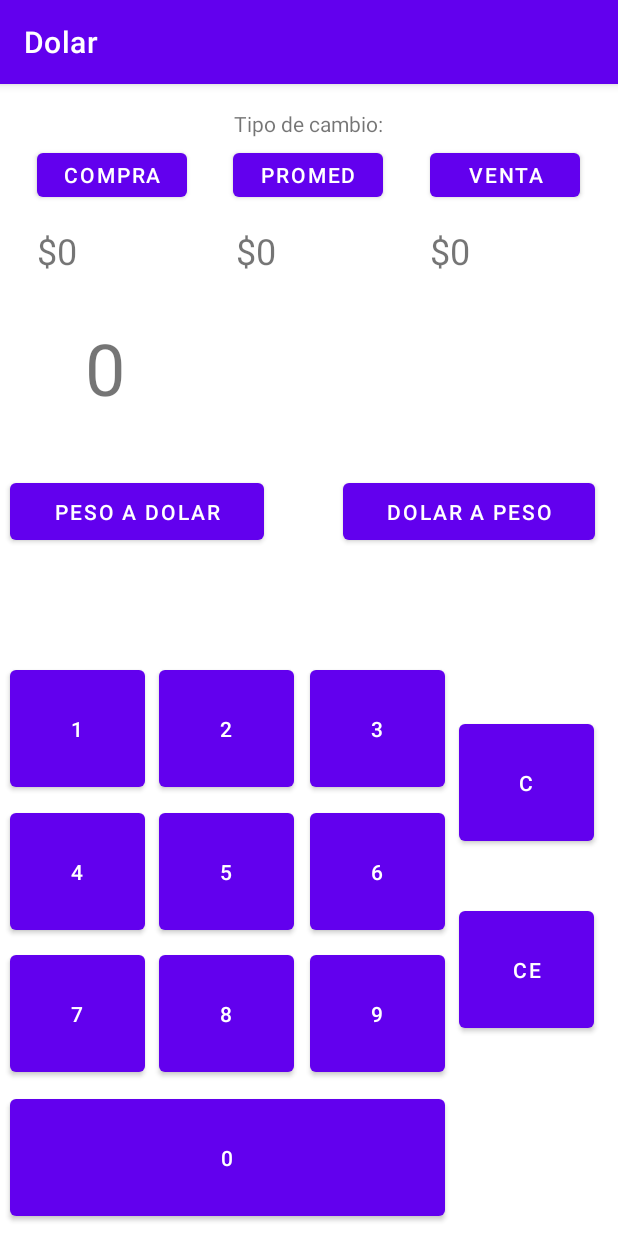
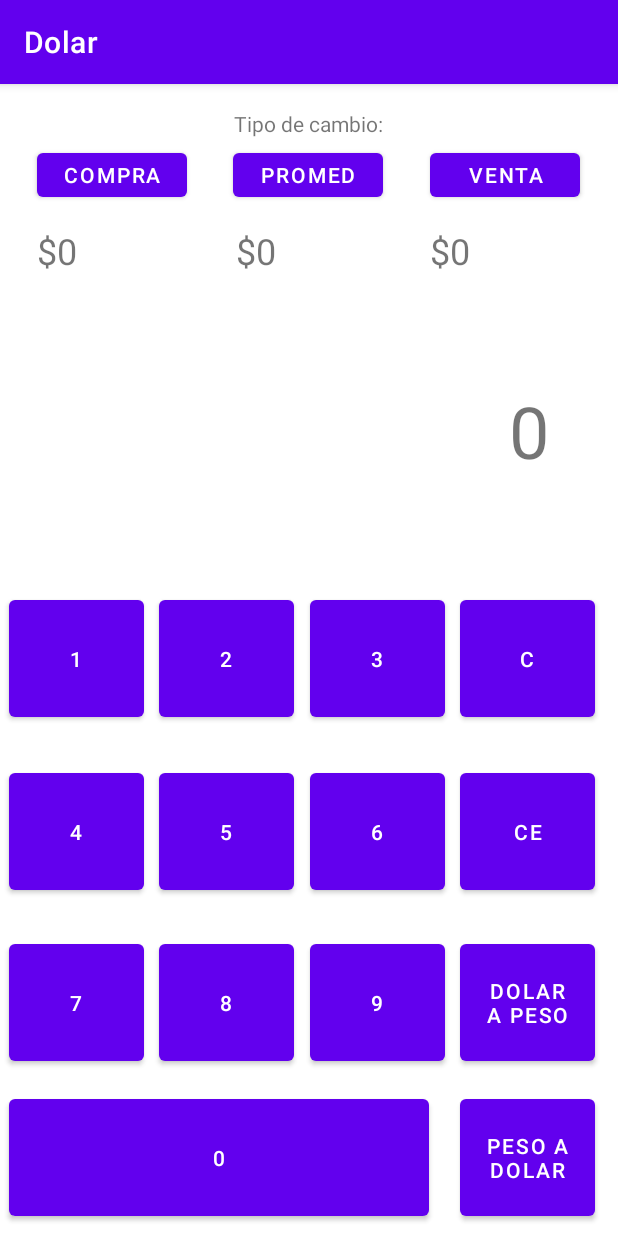
Before and after one commit to JMCassoli/Calculadolar-Mobile, an Android app: the screen it shows after launch (MainActivity), on a phone screen of 412 x 824 dp. Run offline under Robolectric (Android 15) with nearby library versions, the phone set to English and light mode, and no system bars.

Commit message:
Se actualizo el display, ahora imprime de derecha a izquierda

```diff
--- a/app/src/main/java/com/example/dolar/MainActivity.java
+++ b/app/src/main/java/com/example/dolar/MainActivity.java
@@ -211,6 +211,7 @@ public class MainActivity extends AppCompatActivity {
                     public void run() {
                         display.setText("0");
                         imprimirDolares();
+                        setCambioActual(getDolarVenta());
                     }
                 });
             }
--- a/app/src/main/res/layout/activity_main.xml
+++ b/app/src/main/res/layout/activity_main.xml
@@ -21,27 +21,27 @@
 
     <Button
         android:id="@+id/btnPesADol"
-        android:layout_width="169dp"
-        android:layout_height="50dp"
+        android:layout_width="90dp"
+        android:layout_height="90dp"
         android:text="peso a dolar"
         app:layout_constraintBottom_toBottomOf="parent"
-        app:layout_constraintHorizontal_bias="0.028"
+        app:layout_constraintHorizontal_bias="0.953"
         app:layout_constraintLeft_toLeftOf="parent"
         app:layout_constraintRight_toRightOf="parent"
         app:layout_constraintTop_toTopOf="parent"
-        app:layout_constraintVertical_bias="0.362" />
+        app:layout_constraintVertical_bias="0.989" />
 
     <Button
         android:id="@+id/btnDolAPes"
-        android:layout_width="168dp"
-        android:layout_height="50dp"
+        android:layout_width="90dp"
+        android:layout_height="90dp"
         android:text="dolar a peso"
         app:layout_constraintBottom_toBottomOf="parent"
-        app:layout_constraintHorizontal_bias="0.938"
+        app:layout_constraintHorizontal_bias="0.953"
         app:layout_constraintLeft_toLeftOf="parent"
         app:layout_constraintRight_toRightOf="parent"
         app:layout_constraintTop_toTopOf="parent"
-        app:layout_constraintVertical_bias="0.362" />
+        app:layout_constraintVertical_bias="0.837" />
 
     <Button
         android:id="@+id/btnPromed"
@@ -113,10 +113,10 @@
         android:text="1"
         app:layout_constraintBottom_toBottomOf="parent"
         app:layout_constraintEnd_toEndOf="parent"
-        app:layout_constraintHorizontal_bias="0.021"
+        app:layout_constraintHorizontal_bias="0.018"
         app:layout_constraintStart_toStartOf="parent"
         app:layout_constraintTop_toTopOf="parent"
-        app:layout_constraintVertical_bias="0.567" />
+        app:layout_constraintVertical_bias="0.499" />
 
     <Button
         android:id="@+id/btn2"
@@ -128,7 +128,7 @@
         app:layout_constraintHorizontal_bias="0.33"
         app:layout_constraintStart_toStartOf="parent"
         app:layout_constraintTop_toTopOf="parent"
-        app:layout_constraintVertical_bias="0.567" />
+        app:layout_constraintVertical_bias="0.499" />
 
     <Button
         android:id="@+id/btn3"
@@ -140,7 +140,7 @@
         app:layout_constraintHorizontal_bias="0.641"
         app:layout_constraintStart_toStartOf="parent"
         app:layout_constraintTop_toTopOf="parent"
-        app:layout_constraintVertical_bias="0.567" />
+        app:layout_constraintVertical_bias="0.499" />
 
     <Button
         android:id="@+id/btn9"
@@ -152,7 +152,7 @@
         app:layout_constraintHorizontal_bias="0.641"
         app:layout_constraintStart_toStartOf="parent"
         app:layout_constraintTop_toTopOf="parent"
-        app:layout_constraintVertical_bias="0.848" />
+        app:layout_constraintVertical_bias="0.837" />
 
     <Button
         android:id="@+id/btn4"
@@ -161,10 +161,10 @@
         android:text="4"
         app:layout_constraintBottom_toBottomOf="parent"
         app:layout_constraintEnd_toEndOf="parent"
-        app:layout_constraintHorizontal_bias="0.021"
+        app:layout_constraintHorizontal_bias="0.018"
         app:layout_constraintStart_toStartOf="parent"
         app:layout_constraintTop_toTopOf="parent"
-        app:layout_constraintVertical_bias="0.708" />
+        app:layout_constraintVertical_bias="0.669" />
 
     <Button
         android:id="@+id/btn6"
@@ -176,7 +176,7 @@
         app:layout_constraintHorizontal_bias="0.641"
         app:layout_constraintStart_toStartOf="parent"
         app:layout_constraintTop_toTopOf="parent"
-        app:layout_constraintVertical_bias="0.708" />
+        app:layout_constraintVertical_bias="0.669" />
 
     <Button
         android:id="@+id/btn5"
@@ -188,7 +188,7 @@
         app:layout_constraintHorizontal_bias="0.33"
         app:layout_constraintStart_toStartOf="parent"
         app:layout_constraintTop_toTopOf="parent"
-        app:layout_constraintVertical_bias="0.708" />
+        app:layout_constraintVertical_bias="0.669" />
 
     <Button
         android:id="@+id/btn7"
@@ -197,10 +197,10 @@
         android:text="7"
         app:layout_constraintBottom_toBottomOf="parent"
         app:layout_constraintEnd_toEndOf="parent"
-        app:layout_constraintHorizontal_bias="0.021"
+        app:layout_constraintHorizontal_bias="0.018"
         app:layout_constraintStart_toStartOf="parent"
         app:layout_constraintTop_toTopOf="parent"
-        app:layout_constraintVertical_bias="0.848" />
+        app:layout_constraintVertical_bias="0.837" />
 
     <Button
         android:id="@+id/btn8"
@@ -212,16 +212,16 @@
         app:layout_constraintHorizontal_bias="0.33"
         app:layout_constraintStart_toStartOf="parent"
         app:layout_constraintTop_toTopOf="parent"
-        app:layout_constraintVertical_bias="0.848" />
+        app:layout_constraintVertical_bias="0.837" />
 
     <Button
         android:id="@+id/btn0"
-        android:layout_width="290dp"
+        android:layout_width="280dp"
         android:layout_height="90dp"
         android:text="0"
         app:layout_constraintBottom_toBottomOf="parent"
         app:layout_constraintEnd_toEndOf="parent"
-        app:layout_constraintHorizontal_bias="0.057"
+        app:layout_constraintHorizontal_bias="0.045"
         app:layout_constraintStart_toStartOf="parent"
         app:layout_constraintTop_toTopOf="parent"
         app:layout_constraintVertical_bias="0.989" />
@@ -233,10 +233,10 @@
         android:text="CE"
         app:layout_constraintBottom_toBottomOf="parent"
         app:layout_constraintEnd_toEndOf="parent"
-        app:layout_constraintHorizontal_bias="0.95"
+        app:layout_constraintHorizontal_bias="0.953"
         app:layout_constraintStart_toStartOf="parent"
         app:layout_constraintTop_toTopOf="parent"
-        app:layout_constraintVertical_bias="0.804" />
+        app:layout_constraintVertical_bias="0.669" />
 
     <Button
         android:id="@+id/btnC"
@@ -245,10 +245,10 @@
         android:text="C"
         app:layout_constraintBottom_toBottomOf="parent"
         app:layout_constraintEnd_toEndOf="parent"
-        app:layout_constraintHorizontal_bias="0.95"
+        app:layout_constraintHorizontal_bias="0.953"
         app:layout_constraintStart_toStartOf="parent"
         app:layout_constraintTop_toTopOf="parent"
-        app:layout_constraintVertical_bias="0.62" />
+        app:layout_constraintVertical_bias="0.499" />
 
     <TextView
         android:id="@+id/textView"
@@ -264,15 +264,16 @@
 
     <TextView
         android:id="@+id/display"
-        android:layout_width="298dp"
-        android:layout_height="74dp"
+        android:layout_width="360dp"
+        android:layout_height="90dp"
+        android:gravity="right"
         android:text="DISPLAY"
         android:textSize="48dp"
         app:layout_constraintBottom_toBottomOf="parent"
         app:layout_constraintEnd_toEndOf="parent"
-        app:layout_constraintHorizontal_bias="0.495"
+        app:layout_constraintHorizontal_bias="0.117"
         app:layout_constraintStart_toStartOf="parent"
         app:layout_constraintTop_toTopOf="parent"
-        app:layout_constraintVertical_bias="0.226" />
+        app:layout_constraintVertical_bias="0.293" />
 
 </androidx.constraintlayout.widget.ConstraintLayout>
```
